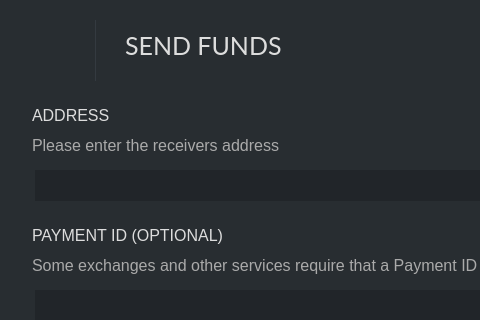
Above: src/gui/ui/sendframe.ui from ConcealNetwork/conceal-desktop before the change; both pictures show x 0 to 480 and y 0 to 320 of the 1270 by 700 pixel window. Below: the same form after it.
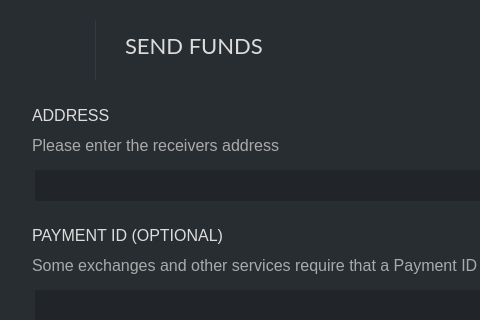
That is the form after the change. Icons and pictures are not drawn.

Patch:
```diff
--- a/src/gui/ui/sendframe.ui
+++ b/src/gui/ui/sendframe.ui
@@ -81,7 +81,7 @@
       </property>
       <property name="styleSheet">
        <string notr="true">color: #ddd; 
-font-size: 25px;
+font-size: 22px;
 font-family: Lato;</string>
       </property>
       <property name="text">
@@ -742,7 +742,7 @@
         <x>80</x>
         <y>20</y>
         <width>1</width>
-        <height>61</height>
+        <height>60</height>
        </rect>
       </property>
       <property name="styleSheet">
```
